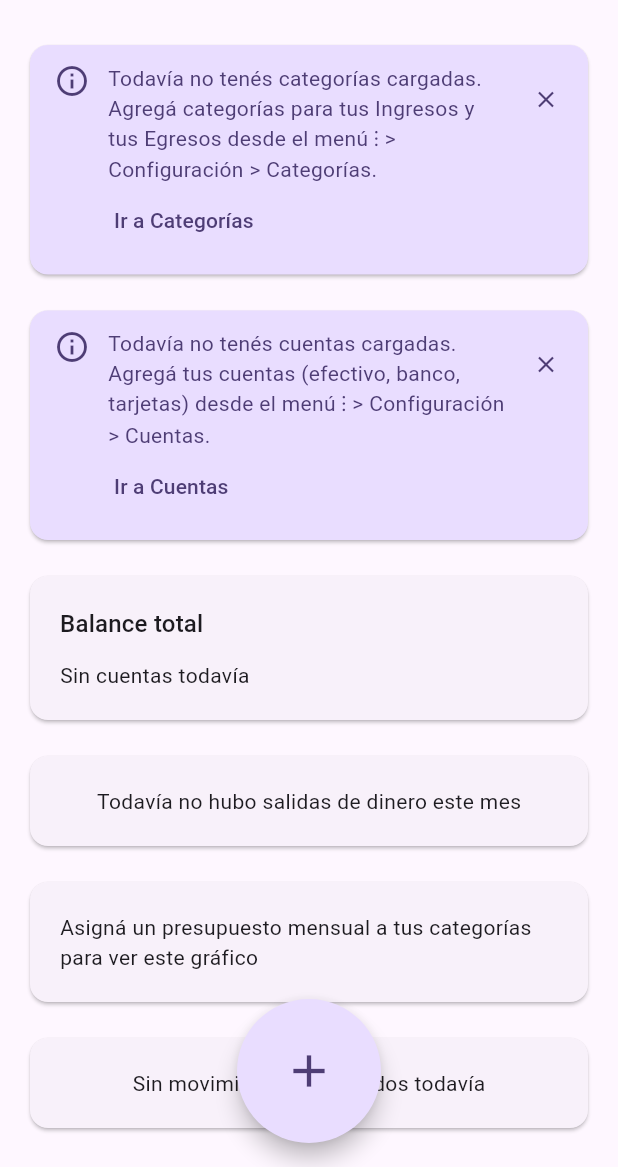
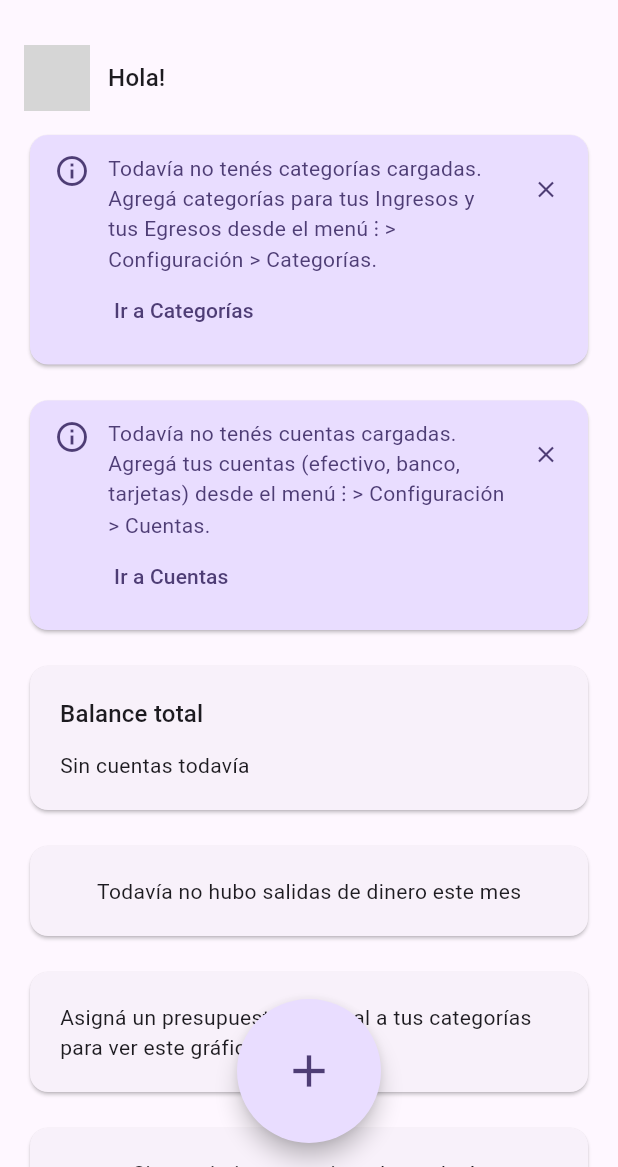
Before and after one commit to ROI2023/roibal, a Flutter app: the DashboardScreen screen opened directly, on a phone screen of 412 x 824 dp, the part 69-1236 px from its top. Run offline on Flutter 3.47's test engine with Material 3 defaults, Android fonts, the phone set to English and light mode, and no system bars; our stand-ins replace fl_chart, flutter_dotenv, flutter_riverpod, go_router, image_picker, pdf and 4 more; missing offline and left inert: google_mlkit_text_recognition; accounts and stored records are empty; network calls fail; grey boxes are pictures that could not be loaded.

```diff
--- a/roibal_app/lib/core/router/app_router.dart
+++ b/roibal_app/lib/core/router/app_router.dart
@@ -1,6 +1,7 @@
 import 'package:flutter/foundation.dart';
 import 'package:flutter_riverpod/flutter_riverpod.dart';
 import 'package:go_router/go_router.dart';
+import 'package:shared_preferences/shared_preferences.dart';
 
 import '../../data/models/category.dart';
 import '../../data/providers/auth_providers.dart';
@@ -44,6 +45,7 @@ final appRouterProvider = Provider<GoRouter>((ref) {
         final pendingToken = ref.read(pendingInviteTokenProvider);
         if (pendingToken != null) {
           ref.read(pendingInviteTokenProvider.notifier).state = null;
+          SharedPreferences.getInstance().then((p) => p.remove('pending_invite_token'));
           return '/join/$pendingToken';
         }
         return '/';
--- a/roibal_app/lib/features/dashboard/dashboard_screen.dart
+++ b/roibal_app/lib/features/dashboard/dashboard_screen.dart
@@ -5,6 +5,7 @@ import 'package:shared_preferences/shared_preferences.dart';
 
 import '../../core/config/build_info.dart';
 import '../../core/config/supabase_config.dart';
+import '../../core/router/pending_invite_provider.dart';
 import '../../core/theme/theme_provider.dart';
 import '../../core/widgets/app_logo_title.dart';
 import '../../data/providers/finance_providers.dart';
@@ -46,6 +47,7 @@ class _DashboardScreenState extends ConsumerState<DashboardScreen> {
     final token = prefs.getString('pending_invite_token');
     if (token == null || !mounted) return;
     await prefs.remove('pending_invite_token');
+    ref.read(pendingInviteTokenProvider.notifier).state = null;
     // ignore: use_build_context_synchronously
     context.go('/join/$token');
   }
@@ -180,6 +182,8 @@ class _DashboardScreenState extends ConsumerState<DashboardScreen> {
         child: ListView(
           padding: const EdgeInsets.all(16),
           children: [
+            _UserGreeting(),
+            const SizedBox(height: 8),
             categories.maybeWhen(
               data: (data) => data.isEmpty
                   ? OnboardingBanner(
@@ -249,6 +253,41 @@ class _DashboardScreenState extends ConsumerState<DashboardScreen> {
   }
 }
 
+class _UserGreeting extends StatelessWidget {
+  @override
+  Widget build(BuildContext context) {
+    final user = supabase.auth.currentUser;
+    final meta = user?.userMetadata;
+    final fullName = meta?['full_name'] as String? ?? meta?['name'] as String? ?? '';
+    final firstName = fullName.split(' ').where((s) => s.isNotEmpty).firstOrNull ?? '';
+    final avatarUrl = meta?['avatar_url'] as String? ?? meta?['picture'] as String?;
+    final initials = firstName.isNotEmpty ? firstName[0].toUpperCase() : '?';
+
+    return Padding(
+      padding: const EdgeInsets.symmetric(vertical: 4),
+      child: Row(
+        children: [
+          CircleAvatar(
+            radius: 22,
+            backgroundColor: Theme.of(context).colorScheme.primaryContainer,
+            foregroundImage: avatarUrl != null ? NetworkImage(avatarUrl) : null,
+            onForegroundImageError: avatarUrl != null ? (_, _) {} : null,
+            child: Text(initials,
+                style: TextStyle(
+                    color: Theme.of(context).colorScheme.onPrimaryContainer,
+                    fontWeight: FontWeight.bold)),
+          ),
+          const SizedBox(width: 12),
+          Text(
+            firstName.isNotEmpty ? 'Hola, $firstName!' : 'Hola!',
+            style: Theme.of(context).textTheme.titleMedium,
+          ),
+        ],
+      ),
+    );
+  }
+}
+
 class _LoadingCard extends StatelessWidget {
   const _LoadingCard();
 
--- a/roibal_app/pubspec.yaml
+++ b/roibal_app/pubspec.yaml
@@ -1,5 +1,5 @@
 name: roibal_app
-description: "A new Flutter project."
+description: "Tu balance personal en la palma de tu mano"
 # The following line prevents the package from being accidentally published to
 # pub.dev using `flutter pub publish`. This is preferred for private packages.
 publish_to: 'none' # Remove this line if you wish to publish to pub.dev
```
Also changed, not shown: roibal_app/lib/features/group_events/group_event_detail_screen.dart (+18 -7 lines), roibal_app/lib/main.dart (+10 -1 lines), 2 other files.
